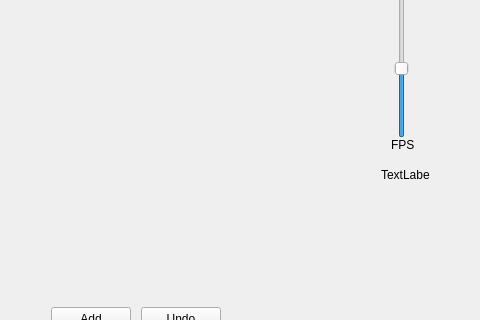
Old version of the form mainwindow.ui in the repository AhmedZ70/SpriteEditor; both pictures show x 319 to 799 and y 242 to 562 of the 799 by 650 pixel window.
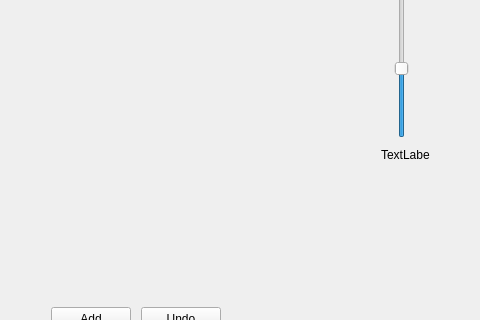
New version of the form. Icons and pictures are not drawn.

Commit message: sidebar styling

Diff of the .ui file:
```diff
--- a/mainwindow.ui
+++ b/mainwindow.ui
@@ -127,19 +127,6 @@
      <string/>
     </property>
    </widget>
-   <widget class="QLabel" name="fpsLabel">
-    <property name="geometry">
-     <rect>
-      <x>710</x>
-      <y>360</y>
-      <width>31</width>
-      <height>16</height>
-     </rect>
-    </property>
-    <property name="text">
-     <string>FPS</string>
-    </property>
-   </widget>
    <widget class="QToolButton" name="pencilButton">
     <property name="geometry">
      <rect>
@@ -228,7 +215,7 @@
     <property name="geometry">
      <rect>
       <x>700</x>
-      <y>390</y>
+      <y>370</y>
       <width>49</width>
       <height>16</height>
      </rect>
```
The commit also changes 1 other file.
